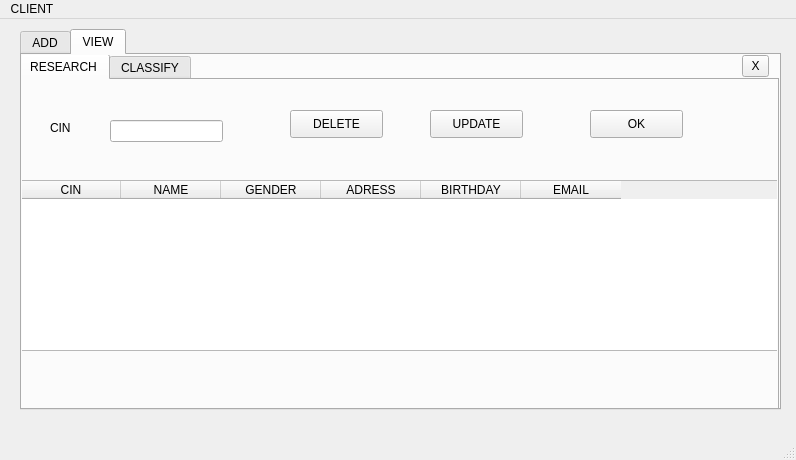
Above: mainwindow.ui from Meulonn/Portal before the change. Below: the same form after it.
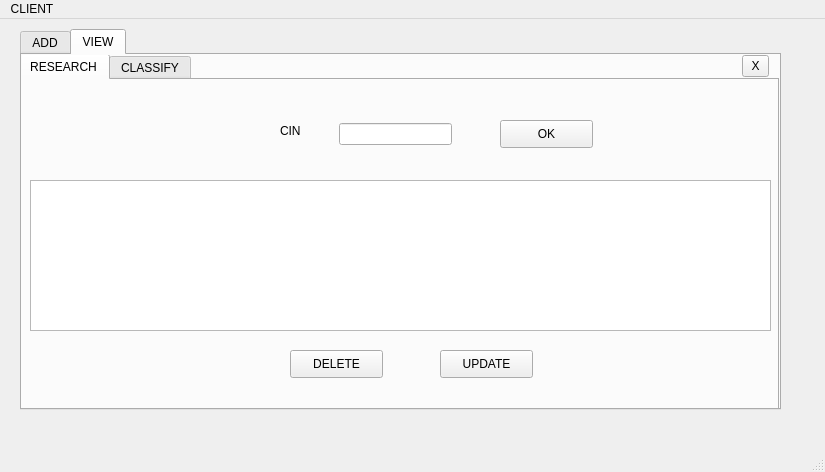
That is the form after the change. The open tabs and pages were chosen to show the change.

Diff of the .ui file:
```diff
--- a/mainwindow.ui
+++ b/mainwindow.ui
@@ -6,8 +6,8 @@
    <rect>
     <x>0</x>
     <y>0</y>
-    <width>796</width>
-    <height>460</height>
+    <width>825</width>
+    <height>472</height>
    </rect>
   </property>
   <property name="cursor">
@@ -293,8 +293,8 @@
        <widget class="QLabel" name="label_7">
         <property name="geometry">
          <rect>
-          <x>30</x>
-          <y>40</y>
+          <x>260</x>
+          <y>43</y>
           <width>56</width>
           <height>16</height>
          </rect>
@@ -306,8 +306,8 @@
        <widget class="QLineEdit" name="lineEdit_cin_2">
         <property name="geometry">
          <rect>
-          <x>90</x>
-          <y>40</y>
+          <x>319</x>
+          <y>43</y>
           <width>113</width>
           <height>22</height>
          </rect>
@@ -317,7 +317,7 @@
         <property name="geometry">
          <rect>
           <x>270</x>
-          <y>30</y>
+          <y>270</y>
           <width>93</width>
           <height>28</height>
          </rect>
@@ -329,8 +329,8 @@
        <widget class="QPushButton" name="pushButton_3">
         <property name="geometry">
          <rect>
-          <x>410</x>
-          <y>30</y>
+          <x>420</x>
+          <y>270</y>
           <width>93</width>
           <height>28</height>
          </rect>
@@ -342,8 +342,8 @@
        <widget class="QPushButton" name="pushButton_4">
         <property name="geometry">
          <rect>
-          <x>570</x>
-          <y>30</y>
+          <x>480</x>
+          <y>40</y>
           <width>93</width>
           <height>28</height>
          </rect>
@@ -352,45 +352,15 @@
          <string>OK</string>
         </property>
        </widget>
-       <widget class="QTableWidget" name="tableWidget_3">
+       <widget class="QTableView" name="tableView_2">
         <property name="geometry">
          <rect>
-          <x>0</x>
+          <x>10</x>
           <y>100</y>
-          <width>761</width>
-          <height>171</height>
+          <width>741</width>
+          <height>151</height>
          </rect>
         </property>
-        <column>
-         <property name="text">
-          <string>CIN</string>
-         </property>
-        </column>
-        <column>
-         <property name="text">
-          <string>NAME</string>
-         </property>
-        </column>
-        <column>
-         <property name="text">
-          <string>GENDER</string>
-         </property>
-        </column>
-        <column>
-         <property name="text">
-          <string>ADRESS</string>
-         </property>
-        </column>
-        <column>
-         <property name="text">
-          <string>BIRTHDAY</string>
-         </property>
-        </column>
-        <column>
-         <property name="text">
-          <string>EMAIL</string>
-         </property>
-        </column>
        </widget>
       </widget>
       <widget class="QWidget" name="tab_4">
@@ -528,7 +498,7 @@
     <rect>
      <x>0</x>
      <y>0</y>
-     <width>796</width>
+     <width>825</width>
      <height>26</height>
     </rect>
    </property>
```
Left out of the diff: 4 changed lines with no effect on the pictures.
